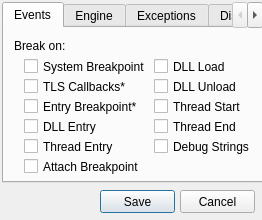
Before: the Qt Designer form x64_dbg_gui/Project/Src/Gui/SettingsDialog.ui in x64dbg/x64dbg, drawn with Qt 5.
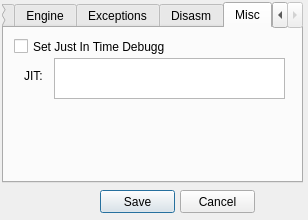
After: the same form once the commit is applied. Icons and pictures are not drawn.

What changed in the file:
```diff
--- a/x64_dbg_gui/Project/Src/Gui/SettingsDialog.ui
+++ b/x64_dbg_gui/Project/Src/Gui/SettingsDialog.ui
@@ -6,7 +6,7 @@
    <rect>
     <x>0</x>
     <y>0</y>
-    <width>262</width>
+    <width>308</width>
     <height>220</height>
    </rect>
   </property>
@@ -31,7 +31,7 @@
     <rect>
      <x>2</x>
      <y>2</y>
-     <width>261</width>
+     <width>301</width>
      <height>181</height>
     </rect>
    </property>
@@ -39,7 +39,7 @@
     <bool>true</bool>
    </property>
    <property name="currentIndex">
-    <number>0</number>
+    <number>4</number>
    </property>
    <widget class="QWidget" name="tabEvents">
     <attribute name="title">
@@ -460,6 +460,47 @@
      </property>
     </widget>
    </widget>
+   <widget class="QWidget" name="tabMisc">
+    <attribute name="title">
+     <string>Misc</string>
+    </attribute>
+    <widget class="QCheckBox" name="chkSetJIT">
+     <property name="geometry">
+      <rect>
+       <x>10</x>
+       <y>10</y>
+       <width>151</width>
+       <height>17</height>
+      </rect>
+     </property>
+     <property name="text">
+      <string>Set Just In Time Debugger</string>
+     </property>
+    </widget>
+    <widget class="QLabel" name="label">
+     <property name="geometry">
+      <rect>
+       <x>20</x>
+       <y>40</y>
+       <width>21</width>
+       <height>16</height>
+      </rect>
+     </property>
+     <property name="text">
+      <string>JIT:</string>
+     </property>
+    </widget>
+    <widget class="QListView" name="listJIT">
+     <property name="geometry">
+      <rect>
+       <x>50</x>
+       <y>30</y>
+       <width>231</width>
+       <height>41</height>
+      </rect>
+     </property>
+    </widget>
+   </widget>
   </widget>
   <widget class="QPushButton" name="btnSave">
    <property name="geometry">
```
